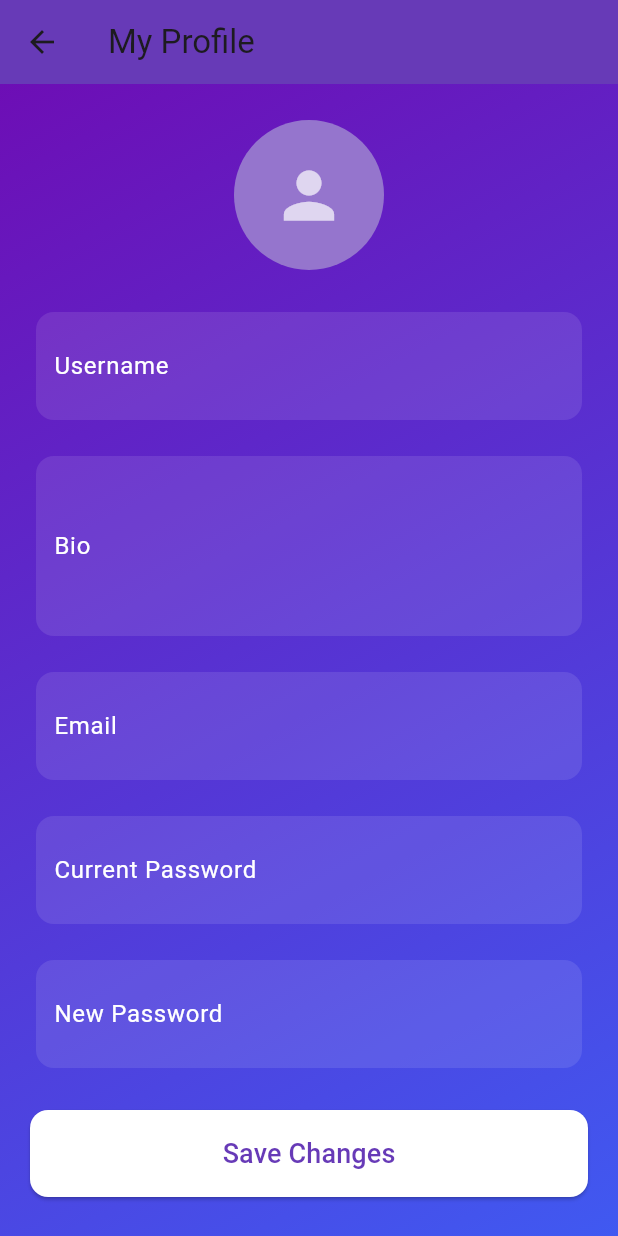
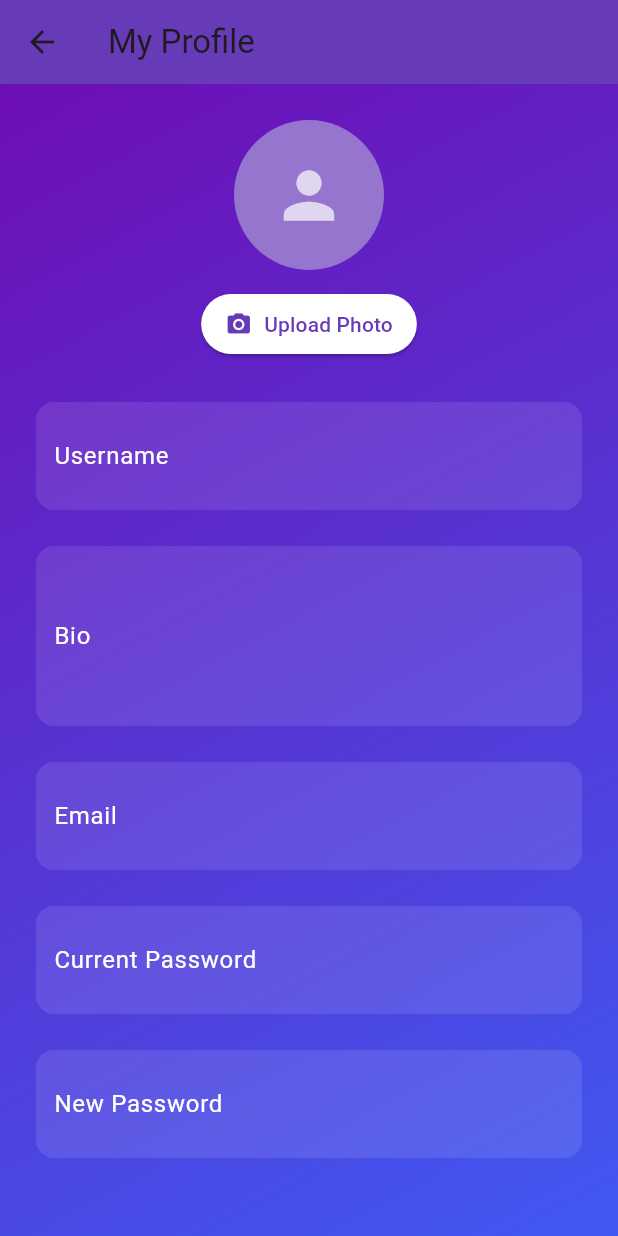
Before and after one commit to AbuArida72/skills_swap_app, a Flutter app: the ProfileScreen screen opened by its route, after a tap on the "person" icon, on a phone screen of 412 x 824 dp. Run offline on Flutter 3.47's test engine with Material 3 defaults, Android fonts, the phone set to English and light mode, and no system bars; our stand-ins replace cloud_firestore, firebase_auth, firebase_core, firebase_storage, image_picker; accounts and stored records are empty.

```diff
--- a/lib/profile.dart
+++ b/lib/profile.dart
@@ -1,6 +1,9 @@
 import 'package:flutter/material.dart';
 import 'package:firebase_auth/firebase_auth.dart';
 import 'package:cloud_firestore/cloud_firestore.dart';
+import 'package:firebase_storage/firebase_storage.dart';
+import 'package:image_picker/image_picker.dart';
+import 'dart:io';
 
 class ProfileScreen extends StatefulWidget {
   const ProfileScreen({Key? key}) : super(key: key);
@@ -20,9 +23,11 @@ class _ProfileScreenState extends State<ProfileScreen> {
 
   String? _profileImageUrl;
   bool _loading = false;
+  bool _uploadingImage = false;
   String? _error;
 
   final User? user = FirebaseAuth.instance.currentUser;
+  final ImagePicker _imagePicker = ImagePicker();
 
   @override
   void initState() {
@@ -104,8 +109,50 @@ class _ProfileScreenState extends State<ProfileScreen> {
     }
   }
 
-  void _pickProfileImage() {
-    // Future implementation
+  Future<void> _pickProfileImage() async {
+    try {
+      final XFile? pickedFile = await _imagePicker.pickImage(
+        source: ImageSource.gallery,
+        maxWidth: 1024,
+        maxHeight: 1024,
+        imageQuality: 80,
+      );
+
+      if (pickedFile != null) {
+        setState(() {
+          _uploadingImage = true;
+          _error = null;
+        });
+
+        // Upload image to Firebase Storage
+        final String fileName = 'profile_images/${user!.uid}_${DateTime.now().millisecondsSinceEpoch}.jpg';
+        final Reference storageRef = FirebaseStorage.instance.ref().child(fileName);
+
+        final UploadTask uploadTask = storageRef.putFile(File(pickedFile.path));
+        final TaskSnapshot snapshot = await uploadTask;
+
+        final String downloadUrl = await snapshot.ref.getDownloadURL();
+
+        setState(() {
+          _profileImageUrl = downloadUrl;
+          _uploadingImage = false;
+        });
+
+        // Optionally auto-save the profile image URL to Firestore
+        await FirebaseFirestore.instance.collection('users').doc(user!.uid).update({
+          'profileImageUrl': downloadUrl,
+        });
+
+        setState(() {
+          _error = 'Profile picture uploaded successfully!';
+        });
+      }
+    } catch (e) {
+      setState(() {
+        _uploadingImage = false;
+        _error = 'Failed to upload image: ${e.toString()}';
+      });
+    }
   }
 
   @override
@@ -154,9 +201,13 @@ class _ProfileScreenState extends State<ProfileScreen> {
                   ),
                 ),
               Center(
-                child: GestureDetector(
+                child: Column(
+                  children: [
+                    GestureDetector(
                       onTap: _pickProfileImage,
-                  child: CircleAvatar(
+                      child: Stack(
+                        children: [
+                          CircleAvatar(
                             radius: 50,
                             backgroundImage: _profileImageUrl != null && _profileImageUrl!.isNotEmpty
                                 ? NetworkImage(_profileImageUrl!)
@@ -166,6 +217,48 @@ class _ProfileScreenState extends State<ProfileScreen> {
                                 : null,
                             backgroundColor: Colors.deepPurple.shade300,
                           ),
+                          if (_uploadingImage)
+                            Positioned.fill(
+                              child: Container(
+                                decoration: BoxDecoration(
+                                  color: Colors.black.withOpacity(0.5),
+                                  shape: BoxShape.circle,
+                                ),
+                                child: const Center(
+                                  child: CircularProgressIndicator(
+                                    color: Colors.white,
+                                    strokeWidth: 2,
+                                  ),
+                                ),
+                              ),
+                            ),
+                        ],
+                      ),
+                    ),
+                    const SizedBox(height: 12),
+                    ElevatedButton.icon(
+                      onPressed: _uploadingImage ? null : _pickProfileImage,
+                      icon: _uploadingImage
+                          ? const SizedBox(
+                              width: 16,
+                              height: 16,
+                              child: CircularProgressIndicator(
+                                strokeWidth: 2,
+                                color: Colors.deepPurple,
+                              ),
+                            )
+                          : const Icon(Icons.photo_camera, size: 18),
+                      label: Text(_uploadingImage ? 'Uploading...' : 'Upload Photo'),
+                      style: ElevatedButton.styleFrom(
+                        backgroundColor: Colors.white,
+                        foregroundColor: Colors.deepPurple,
+                        shape: RoundedRectangleBorder(
+                          borderRadius: BorderRadius.circular(20),
+                        ),
+                        padding: const EdgeInsets.symmetric(horizontal: 16, vertical: 8),
+                      ),
+                    ),
+                  ],
                 ),
               ),
               const SizedBox(height: 24),
--- a/pubspec.yaml
+++ b/pubspec.yaml
@@ -34,6 +34,7 @@ dependencies:
   firebase_auth: ^4.17.0
   cloud_firestore: ^4.15.0
   firebase_storage: ^11.6.0
+  image_picker: ^1.0.4
   geolocator: ^10.1.0
   google_fonts: ^6.1.0
   # The following adds the Cupertino Icons font to your application.
```
Also changed, not shown: pubspec.lock, 5 other files. Lines whose indentation alone changed are shown as unchanged.
